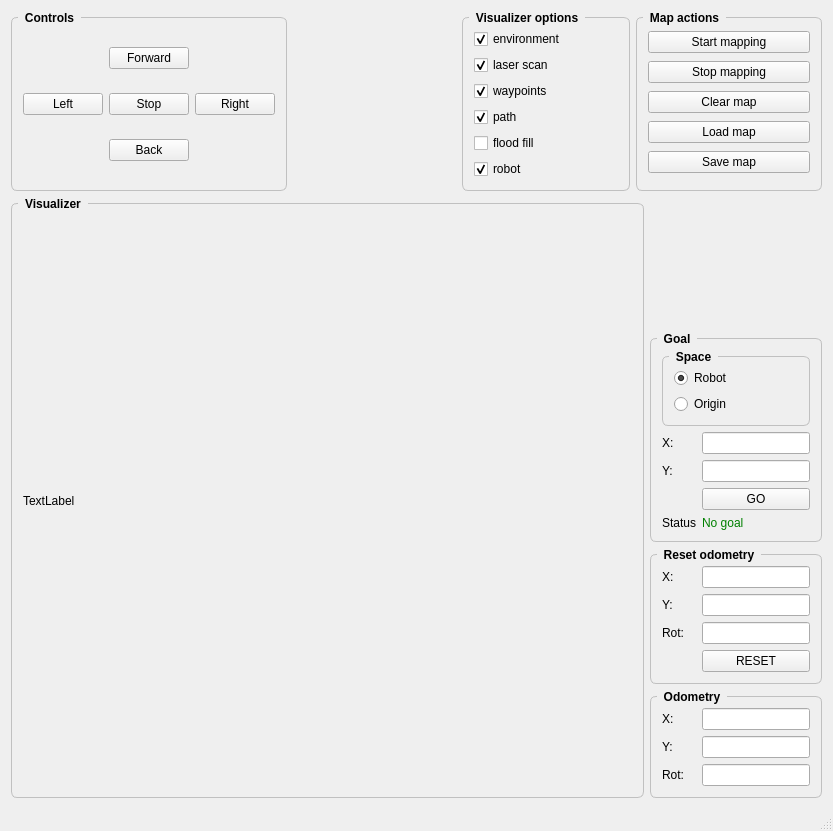
Before: the Qt Designer form kobuki_project/ui/mainwindow.ui in JakubHazik/rmr_kobuki, drawn with Qt 5.
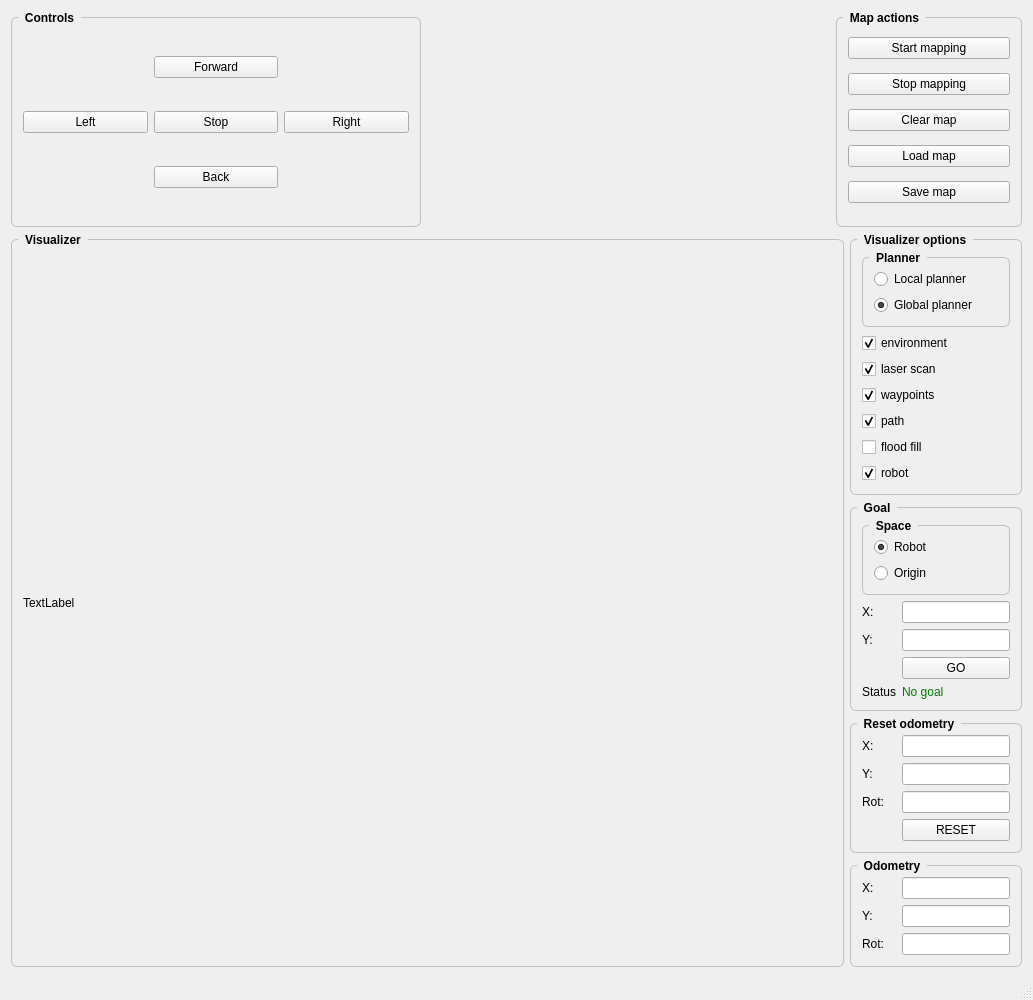
After: the same form once the commit is applied.

Commit message: now user can choose which planner want to visualize

The edit to the form file:
```diff
--- a/kobuki_project/ui/mainwindow.ui
+++ b/kobuki_project/ui/mainwindow.ui
@@ -6,8 +6,8 @@
    <rect>
     <x>0</x>
     <y>0</y>
-    <width>833</width>
-    <height>831</height>
+    <width>1033</width>
+    <height>1000</height>
    </rect>
   </property>
   <property name="windowTitle">
@@ -127,128 +127,6 @@
         </property>
        </spacer>
       </item>
-      <item>
-       <widget class="QGroupBox" name="visualizerOptions_box">
-        <property name="sizePolicy">
-         <sizepolicy hsizetype="MinimumExpanding" vsizetype="Preferred">
-          <horstretch>0</horstretch>
-          <verstretch>0</verstretch>
-         </sizepolicy>
-        </property>
-        <property name="styleSheet">
-         <string notr="true">QGroupBox {
-    font: bold;
-    border: 1px solid silver;
-    border-radius: 6px;
-    margin-top: 6px;
-}
-
-QGroupBox::title {
-    subcontrol-origin: margin;
-    left: 7px;
-    padding: 0px 5px 0px 5px;
-}</string>
-        </property>
-        <property name="title">
-         <string>Visualizer options</string>
-        </property>
-        <layout class="QVBoxLayout" name="verticalLayout_5">
-         <item>
-          <widget class="QCheckBox" name="show_env">
-           <property name="sizePolicy">
-            <sizepolicy hsizetype="Fixed" vsizetype="Fixed">
-             <horstretch>0</horstretch>
-             <verstretch>0</verstretch>
-            </sizepolicy>
-           </property>
-           <property name="text">
-            <string>environment</string>
-           </property>
-           <property name="checked">
-            <bool>true</bool>
-           </property>
-          </widget>
-         </item>
-         <item>
-          <widget class="QCheckBox" name="show_laser">
-           <property name="sizePolicy">
-            <sizepolicy hsizetype="Fixed" vsizetype="Fixed">
-             <horstretch>0</horstretch>
-             <verstretch>0</verstretch>
-            </sizepolicy>
-           </property>
-           <property name="text">
-            <string>laser scan</string>
-           </property>
-           <property name="checked">
-            <bool>true</bool>
-           </property>
-          </widget>
-         </item>
-         <item>
-          <widget class="QCheckBox" name="show_waypoins">
-           <property name="sizePolicy">
-            <sizepolicy hsizetype="Fixed" vsizetype="Fixed">
-             <horstretch>0</horstretch>
-             <verstretch>0</verstretch>
-            </sizepolicy>
-           </property>
-           <property name="text">
-            <string>waypoints</string>
-           </property>
-           <property name="checked">
-            <bool>true</bool>
-           </property>
-          </widget>
-         </item>
-         <item>
-          <widget class="QCheckBox" name="show_path">
-           <property name="sizePolicy">
-            <sizepolicy hsizetype="Fixed" vsizetype="Fixed">
-             <horstretch>0</horstretch>
-             <verstretch>0</verstretch>
-            </sizepolicy>
-           </property>
-           <property name="text">
-            <string>path</string>
-           </property>
-           <property name="checked">
-            <bool>true</bool>
-           </property>
-          </widget>
-         </item>
-         <item>
-          <widget class="QCheckBox" name="show_floodfill">
-           <property name="sizePolicy">
-            <sizepolicy hsizetype="Fixed" vsizetype="Fixed">
-             <horstretch>0</horstretch>
-             <verstretch>0</verstretch>
-            </sizepolicy>
-           </property>
-           <property name="text">
-            <string>flood fill</string>
-           </property>
-          </widget>
-         </item>
-         <item>
-          <widget class="QCheckBox" name="show_robot">
-           <property name="sizePolicy">
-            <sizepolicy hsizetype="Fixed" vsizetype="Fixed">
-             <horstretch>0</horstretch>
-             <verstretch>0</verstretch>
-            </sizepolicy>
-           </property>
-           <property name="text">
-            <string>robot</string>
-           </property>
-           <property name="checked">
-            <bool>true</bool>
-           </property>
-          </widget>
-         </item>
-        </layout>
-       </widget>
-      </item>
       <item>
        <widget class="QGroupBox" name="mapActions_box">
         <property name="styleSheet">
@@ -414,17 +292,161 @@
          <number>0</number>
         </property>
         <item>
-         <spacer name="verticalSpacer">
-          <property name="orientation">
-           <enum>Qt::Vertical</enum>
+         <widget class="QGroupBox" name="visualizerOptions_box">
+          <property name="sizePolicy">
+           <sizepolicy hsizetype="Preferred" vsizetype="Preferred">
+            <horstretch>0</horstretch>
+            <verstretch>0</verstretch>
+           </sizepolicy>
           </property>
-          <property name="sizeHint" stdset="0">
-           <size>
-            <width>20</width>
-            <height>40</height>
-           </size>
+          <property name="styleSheet">
+           <string notr="true">QGroupBox {
+    font: bold;
+    border: 1px solid silver;
+    border-radius: 6px;
+    margin-top: 6px;
+}
+
+QGroupBox::title {
+    subcontrol-origin: margin;
+    left: 7px;
+    padding: 0px 5px 0px 5px;
+}</string>
           </property>
-         </spacer>
+          <property name="title">
+           <string>Visualizer options</string>
+          </property>
+          <layout class="QVBoxLayout" name="verticalLayout_5">
+           <item>
+            <widget class="QGroupBox" name="groupBox">
+             <property name="sizePolicy">
+              <sizepolicy hsizetype="Preferred" vsizetype="Preferred">
+               <horstretch>0</horstretch>
+               <verstretch>0</verstretch>
+              </sizepolicy>
+             </property>
+             <property name="styleSheet">
+              <string notr="true">font: 57 italic 11pt &quot;Ubuntu&quot;;</string>
+             </property>
+             <property name="title">
+              <string>Planner</string>
+             </property>
+             <layout class="QGridLayout" name="gridLayout_3">
+              <item row="0" column="0">
+               <widget class="QRadioButton" name="localPlanner_rb">
+                <property name="text">
+                 <string>Local planner</string>
+                </property>
+               </widget>
+              </item>
+              <item row="1" column="0">
+               <widget class="QRadioButton" name="globalPlanner_rb">
+                <property name="text">
+                 <string>Global planner</string>
+                </property>
+                <property name="checked">
+                 <bool>true</bool>
+                </property>
+               </widget>
+              </item>
+             </layout>
+            </widget>
+           </item>
+           <item>
+            <widget class="QCheckBox" name="show_env">
+             <property name="sizePolicy">
+              <sizepolicy hsizetype="Fixed" vsizetype="Fixed">
+               <horstretch>0</horstretch>
+               <verstretch>0</verstretch>
+              </sizepolicy>
+             </property>
+             <property name="text">
+              <string>environment</string>
+             </property>
+             <property name="checked">
+              <bool>true</bool>
+             </property>
+            </widget>
+           </item>
+           <item>
+            <widget class="QCheckBox" name="show_laser">
+             <property name="sizePolicy">
+              <sizepolicy hsizetype="Fixed" vsizetype="Fixed">
+               <horstretch>0</horstretch>
+               <verstretch>0</verstretch>
+              </sizepolicy>
+             </property>
+             <property name="text">
+              <string>laser scan</string>
+             </property>
+             <property name="checked">
+              <bool>true</bool>
+             </property>
+            </widget>
+           </item>
+           <item>
+            <widget class="QCheckBox" name="show_waypoins">
+             <property name="sizePolicy">
+              <sizepolicy hsizetype="Fixed" vsizetype="Fixed">
+               <horstretch>0</horstretch>
+               <verstretch>0</verstretch>
+              </sizepolicy>
+             </property>
+             <property name="text">
+              <string>waypoints</string>
+             </property>
+             <property name="checked">
+              <bool>true</bool>
+             </property>
+            </widget>
+           </item>
+           <item>
+            <widget class="QCheckBox" name="show_path">
+             <property name="sizePolicy">
+              <sizepolicy hsizetype="Fixed" vsizetype="Fixed">
+               <horstretch>0</horstretch>
+               <verstretch>0</verstretch>
+              </sizepolicy>
+             </property>
+             <property name="text">
+              <string>path</string>
+             </property>
+             <property name="checked">
+              <bool>true</bool>
+             </property>
+            </widget>
+           </item>
+           <item>
+            <widget class="QCheckBox" name="show_floodfill">
+             <property name="sizePolicy">
+              <sizepolicy hsizetype="Fixed" vsizetype="Fixed">
+               <horstretch>0</horstretch>
+               <verstretch>0</verstretch>
+              </sizepolicy>
+             </property>
+             <property name="text">
+              <string>flood fill</string>
+             </property>
+            </widget>
+           </item>
+           <item>
+            <widget class="QCheckBox" name="show_robot">
+             <property name="sizePolicy">
+              <sizepolicy hsizetype="Fixed" vsizetype="Fixed">
+               <horstretch>0</horstretch>
+               <verstretch>0</verstretch>
+              </sizepolicy>
+             </property>
+             <property name="text">
+              <string>robot</string>
+             </property>
+             <property name="checked">
+              <bool>true</bool>
+             </property>
+            </widget>
+           </item>
+          </layout>
+         </widget>
         </item>
         <item>
          <widget class="QGroupBox" name="goal_box">
```
The commit also changes 5 other files.
